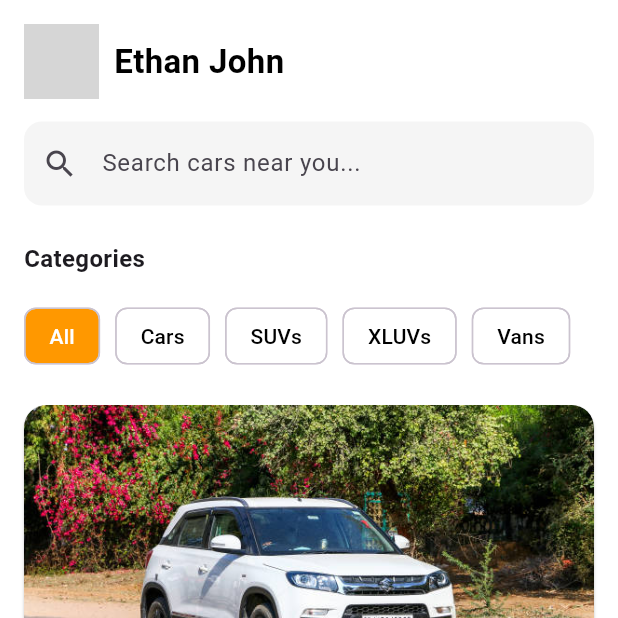
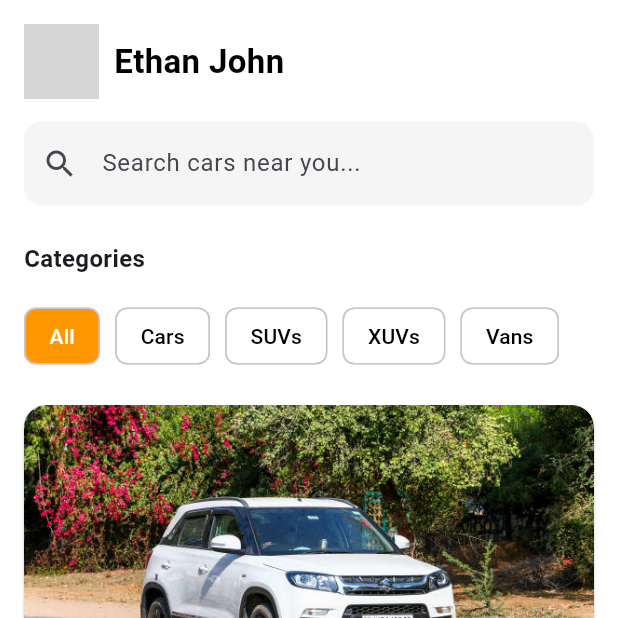
Before and after one commit to Deep-Kacha/Car_Rent_App, a Flutter app: the screen it shows after launch, on a phone screen of 412 x 824 dp, the top half of it. Run offline on Flutter 3.47's test engine with Material 3 defaults, Android fonts, the light colour scheme and no system bars; network calls fail; grey boxes are pictures that could not be loaded.

Commit message:
change in home page design

```diff
--- a/car_rental_project/lib/Home Page/home_page.dart
+++ b/car_rental_project/lib/Home Page/home_page.dart
@@ -1,7 +1,7 @@
 import 'package:flutter/material.dart';
 
 class HomePage extends StatelessWidget {
-  final List<String> categories = ["All", "Cars", "SUVs", "XLUVs", "Vans"];
+  final List<String> categories = ["All", "Cars", "SUVs", "XUVs", "Vans"];
   final List<Map<String, String>> cars = [
     {
       "name": "Brezzo 2020",
```
